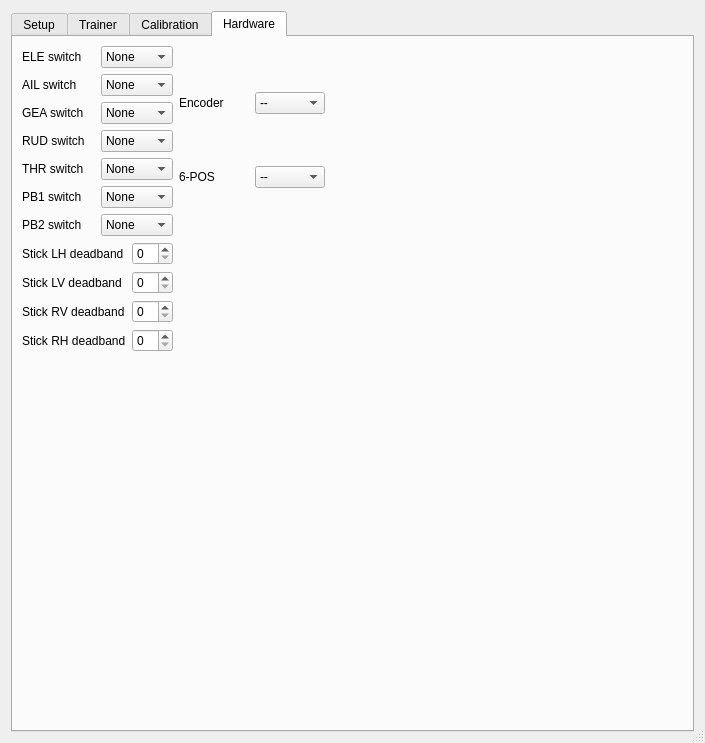
Above: eepe/eepskye/src/generaledit.ui from MikeBland/mbtx before the change. Below: the same form after it.
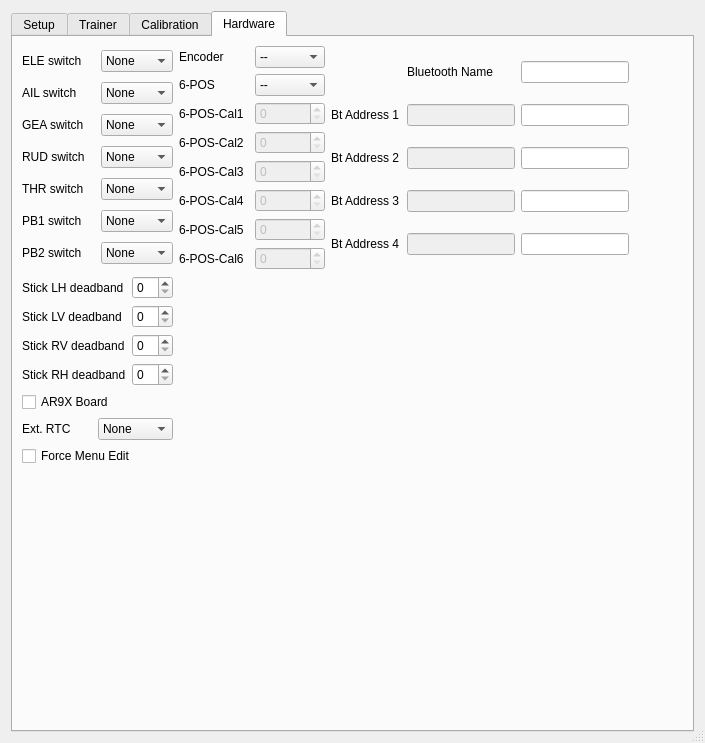
That is the form after the change. The open tabs and pages were chosen to show the change. Icons and pictures are not drawn.

Patch:
```diff
--- a/eepe/eepskye/src/generaledit.ui
+++ b/eepe/eepskye/src/generaledit.ui
@@ -2580,7 +2580,7 @@
        <string>Hardware</string>
       </attribute>
       <layout class="QGridLayout" name="gridLayout_10">
-       <item row="0" column="0">
+       <item row="2" column="0">
         <layout class="QGridLayout" name="gridLayout_7">
          <item row="2" column="0">
           <widget class="QLabel" name="label_GeaSw">
@@ -2992,7 +2992,7 @@
          </item>
         </layout>
        </item>
-       <item row="0" column="2">
+       <item row="2" column="3">
         <spacer name="horizontalSpacer">
          <property name="orientation">
           <enum>Qt::Horizontal</enum>
@@ -3005,7 +3005,7 @@
          </property>
         </spacer>
        </item>
-       <item row="2" column="0">
+       <item row="8" column="0">
         <spacer name="verticalSpacer_4">
          <property name="orientation">
           <enum>Qt::Vertical</enum>
@@ -3018,7 +3018,7 @@
          </property>
         </spacer>
        </item>
-       <item row="0" column="1">
+       <item row="2" column="1">
         <layout class="QGridLayout" name="gridLayout_12">
          <item row="0" column="0">
           <widget class="QLabel" name="label_Encoder">
@@ -3092,11 +3092,118 @@
              <string>P3</string>
             </property>
            </item>
+           <item>
+            <property name="text">
+             <string>AUX</string>
+            </property>
+           </item>
+          </widget>
+         </item>
+         <item row="2" column="0">
+          <widget class="QLabel" name="label_6Pos_2">
+           <property name="text">
+            <string>6-POS-Cal1</string>
+           </property>
+          </widget>
+         </item>
+         <item row="3" column="0">
+          <widget class="QLabel" name="label_6Pos_3">
+           <property name="text">
+            <string>6-POS-Cal2</string>
+           </property>
+          </widget>
+         </item>
+         <item row="4" column="0">
+          <widget class="QLabel" name="label_6Pos_4">
+           <property name="text">
+            <string>6-POS-Cal3</string>
+           </property>
+          </widget>
+         </item>
+         <item row="5" column="0">
+          <widget class="QLabel" name="label_6Pos_5">
+           <property name="text">
+            <string>6-POS-Cal4</string>
+           </property>
+          </widget>
+         </item>
+         <item row="6" column="0">
+          <widget class="QLabel" name="label_6Pos_6">
+           <property name="text">
+            <string>6-POS-Cal5</string>
+           </property>
+          </widget>
+         </item>
+         <item row="7" column="0">
+          <widget class="QLabel" name="label_6Pos_7">
+           <property name="text">
+            <string>6-POS-Cal6</string>
+           </property>
+          </widget>
+         </item>
+         <item row="2" column="1">
+          <widget class="QSpinBox" name="SixCal0_SB">
+           <property name="enabled">
+            <bool>false</bool>
+           </property>
+           <property name="maximum">
+            <number>4097</number>
+           </property>
+          </widget>
+         </item>
+         <item row="3" column="1">
+          <widget class="QSpinBox" name="SixCal1_SB">
+           <property name="enabled">
+            <bool>false</bool>
+           </property>
+           <property name="maximum">
+            <number>4097</number>
+           </property>
+          </widget>
+         </item>
+         <item row="4" column="1">
+          <widget class="QSpinBox" name="SixCal2_SB">
+           <property name="enabled">
+            <bool>false</bool>
+           </property>
+           <property name="maximum">
+            <number>4097</number>
+           </property>
+          </widget>
+         </item>
+         <item row="5" column="1">
+          <widget class="QSpinBox" name="SixCal3_SB">
+           <property name="enabled">
+            <bool>false</bool>
+           </property>
+           <property name="maximum">
+            <number>4097</number>
+           </property>
+          </widget>
+         </item>
+         <item row="6" column="1">
+          <widget class="QSpinBox" name="SixCal4_SB">
+           <property name="enabled">
+            <bool>false</bool>
+           </property>
+           <property name="maximum">
+            <number>4097</number>
+           </property>
+          </widget>
+         </item>
+         <item row="7" column="1">
+          <widget class="QSpinBox" name="SixCal5_SB">
+           <property name="enabled">
+            <bool>false</bool>
+           </property>
+           <property name="maximum">
+            <number>4097</number>
+           </property>
           </widget>
          </item>
         </layout>
        </item>
-       <item row="1" column="0">
+       <item row="3" column="0">
         <layout class="QGridLayout" name="gridLayout_15">
          <item row="0" column="0">
           <widget class="QLabel" name="label_StickLHdb">
@@ -3156,6 +3263,183 @@
          </item>
         </layout>
        </item>
+       <item row="4" column="0">
+        <widget class="QCheckBox" name="Ar9xChkB">
+         <property name="text">
+          <string>AR9X Board</string>
+         </property>
+        </widget>
+       </item>
+       <item row="6" column="0">
+        <layout class="QGridLayout" name="gridLayout_16">
+         <item row="0" column="0">
+          <widget class="QLabel" name="label_EleSw_2">
+           <property name="minimumSize">
+            <size>
+             <width>70</width>
+             <height>0</height>
+            </size>
+           </property>
+           <property name="text">
+            <string>Ext. RTC</string>
+           </property>
+          </widget>
+         </item>
+         <item row="0" column="1">
+          <widget class="QComboBox" name="ExtRtcCB">
+           <item>
+            <property name="text">
+             <string>None</string>
+            </property>
+           </item>
+           <item>
+            <property name="text">
+             <string>DS3231</string>
+            </property>
+           </item>
+          </widget>
+         </item>
+        </layout>
+       </item>
+       <item row="7" column="0">
+        <widget class="QCheckBox" name="MenuEditChkB">
+         <property name="text">
+          <string>Force Menu Edit</string>
+         </property>
+        </widget>
+       </item>
+       <item row="2" column="2">
+        <layout class="QGridLayout" name="gridLayout_20">
+         <item row="1" column="1">
+          <widget class="QLineEdit" name="BtDev1Address">
+           <property name="enabled">
+            <bool>false</bool>
+           </property>
+          </widget>
+         </item>
+         <item row="3" column="1">
+          <widget class="QLineEdit" name="BtDev3Address">
+           <property name="enabled">
+            <bool>false</bool>
+           </property>
+          </widget>
+         </item>
+         <item row="4" column="1">
+          <widget class="QLineEdit" name="BtDev4Address">
+           <property name="enabled">
+            <bool>false</bool>
+           </property>
+          </widget>
+         </item>
+         <item row="2" column="1">
+          <widget class="QLineEdit" name="BtDev2Address">
+           <property name="enabled">
+            <bool>false</bool>
+           </property>
+          </widget>
+         </item>
+         <item row="1" column="2">
+          <widget class="QLineEdit" name="BtDev1Name">
+           <property name="maxLength">
+            <number>6</number>
+           </property>
+          </widget>
+         </item>
+         <item row="2" column="2">
+          <widget class="QLineEdit" name="BtDev2Name">
+           <property name="maxLength">
+            <number>6</number>
+           </property>
+          </widget>
+         </item>
+         <item row="3" column="2">
+          <widget class="QLineEdit" name="BtDev3Name">
+           <property name="maxLength">
+            <number>6</number>
+           </property>
+          </widget>
+         </item>
+         <item row="4" column="2">
+          <widget class="QLineEdit" name="BtDev4Name">
+           <property name="maxLength">
+            <number>6</number>
+           </property>
+          </widget>
+         </item>
+         <item row="1" column="0">
+          <widget class="QLabel" name="label_Encoder_3">
+           <property name="minimumSize">
+            <size>
+             <width>70</width>
+             <height>0</height>
+            </size>
+           </property>
+           <property name="text">
+            <string>Bt Address 1</string>
+           </property>
+          </widget>
+         </item>
+         <item row="0" column="1">
+          <widget class="QLabel" name="label_Encoder_2">
+           <property name="minimumSize">
+            <size>
+             <width>70</width>
+             <height>0</height>
+            </size>
+           </property>
+           <property name="text">
+            <string>Bluetooth Name</string>
+           </property>
+          </widget>
+         </item>
+         <item row="0" column="2">
+          <widget class="QLineEdit" name="BtNameText">
+           <property name="maxLength">
+            <number>14</number>
+           </property>
+          </widget>
+         </item>
+         <item row="2" column="0">
+          <widget class="QLabel" name="label_Encoder_4">
+           <property name="minimumSize">
+            <size>
+             <width>70</width>
+             <height>0</height>
+            </size>
+           </property>
+           <property name="text">
+            <string>Bt Address 2</string>
+           </property>
+          </widget>
+         </item>
+         <item row="3" column="0">
+          <widget class="QLabel" name="label_Encoder_5">
+           <property name="minimumSize">
+            <size>
+             <width>70</width>
+             <height>0</height>
+            </size>
+           </property>
+           <property name="text">
+            <string>Bt Address 3</string>
+           </property>
+          </widget>
+         </item>
+         <item row="4" column="0">
+          <widget class="QLabel" name="label_Encoder_6">
+           <property name="minimumSize">
+            <size>
+             <width>70</width>
+             <height>0</height>
+            </size>
+           </property>
+           <property name="text">
+            <string>Bt Address 4</string>
+           </property>
+          </widget>
+         </item>
+        </layout>
+       </item>
       </layout>
      </widget>
     </widget>
```
Left out of the diff: 122 changed lines with no effect on the pictures.
